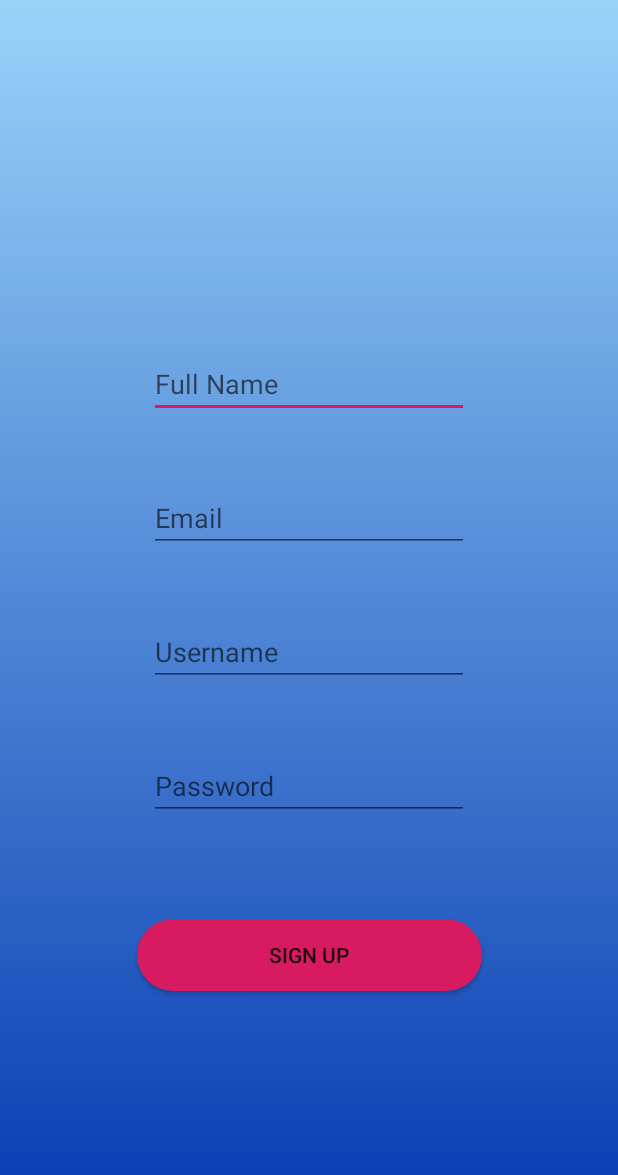
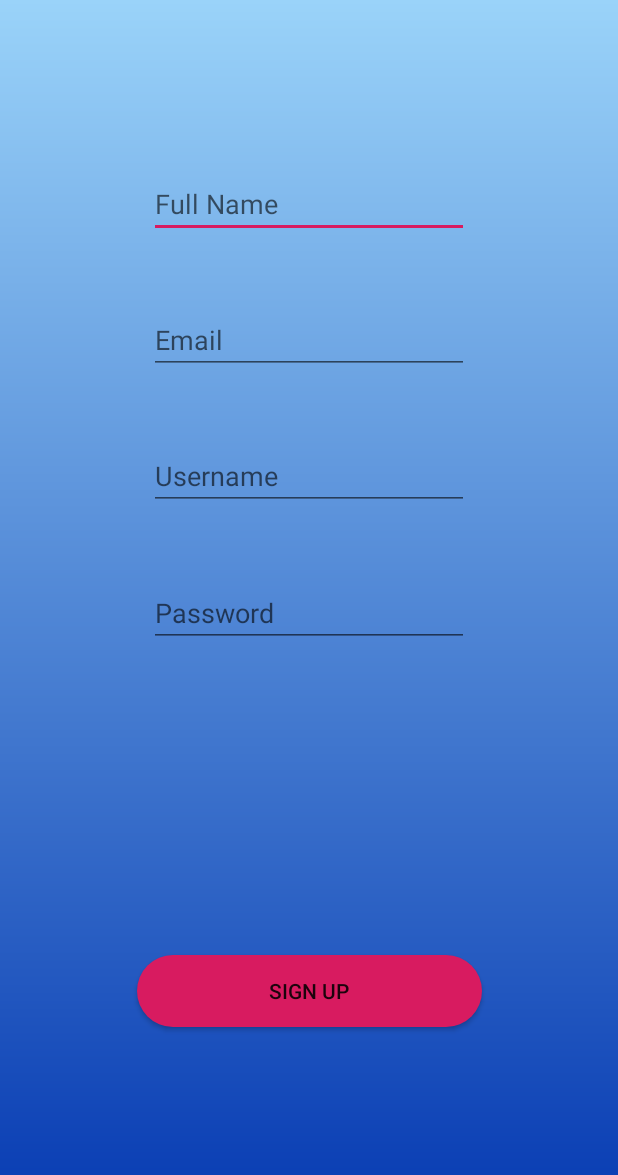
Before and after one commit to collegeconnect/CollegeConnect, an Android app: the SignUp screen opened directly, with no data from a screen before it, on a phone screen of 412 x 824 dp. Shown: the top 1175 px of the screen. Run offline under Robolectric (Android 15) with nearby library versions, the phone set to English and light mode, and no system bars; our stand-ins replace Firebase (no records; nobody signed in at launch, a user with empty details on screens opened directly).

Commit message:
Sign Up activity xml update

```diff
--- a/app/src/main/res/layout/activity_sign_up.xml
+++ b/app/src/main/res/layout/activity_sign_up.xml
@@ -11,44 +11,46 @@
         android:id="@+id/editText3"
         android:layout_width="wrap_content"
         android:layout_height="wrap_content"
-        android:layout_marginBottom="44dp"
         android:ems="10"
         android:hint="Full Name"
         android:inputType="textPersonName"
-        app:layout_constraintBottom_toTopOf="@+id/editText4"
+        app:layout_constraintBottom_toTopOf="@+id/guideline11"
         app:layout_constraintEnd_toStartOf="@+id/guideline5"
-        app:layout_constraintStart_toStartOf="@+id/guideline5" />
+        app:layout_constraintStart_toStartOf="@+id/guideline5"
+        app:layout_constraintTop_toTopOf="@+id/guideline10" />
 
     <EditText
         android:id="@+id/editText4"
         android:layout_width="wrap_content"
         android:layout_height="wrap_content"
-        android:layout_marginBottom="44dp"
         android:ems="10"
         android:hint="Email"
         android:inputType="textWebEmailAddress"
-        app:layout_constraintBottom_toTopOf="@+id/guideline6"
+        app:layout_constraintBottom_toTopOf="@+id/guideline7"
         app:layout_constraintEnd_toStartOf="@+id/guideline5"
-        app:layout_constraintStart_toStartOf="@+id/guideline5" />
+        app:layout_constraintHorizontal_bias="1.0"
+        app:layout_constraintStart_toStartOf="@+id/guideline5"
+        app:layout_constraintTop_toTopOf="@+id/guideline11" />
 
     <EditText
         android:id="@+id/editText5"
         android:layout_width="wrap_content"
         android:layout_height="wrap_content"
-        android:layout_marginTop="44dp"
         android:ems="10"
         android:hint="@string/password"
         android:inputType="textPersonName"
+        app:layout_constraintBottom_toTopOf="@+id/guideline12"
         app:layout_constraintEnd_toStartOf="@+id/guideline5"
+        app:layout_constraintHorizontal_bias="0.537"
         app:layout_constraintStart_toStartOf="@+id/guideline5"
-        app:layout_constraintTop_toBottomOf="@+id/editText6" />
+        app:layout_constraintTop_toTopOf="@+id/guideline6" />
 
     <androidx.constraintlayout.widget.Guideline
         android:id="@+id/guideline6"
         android:layout_width="wrap_content"
         android:layout_height="wrap_content"
         android:orientation="horizontal"
-        app:layout_constraintGuide_percent="0.5" />
+        app:layout_constraintGuide_percent="0.44" />
 
     <Button
         android:id="@+id/button3"
@@ -57,6 +59,7 @@
         android:layout_marginTop="66dp"
         android:background="@drawable/button_layout"
         android:text="@string/sign_up"
+        app:layout_constraintBottom_toBottomOf="parent"
         app:layout_constraintEnd_toStartOf="@+id/guideline5"
         app:layout_constraintStart_toStartOf="@+id/guideline5"
         app:layout_constraintTop_toBottomOf="@+id/editText5" />
@@ -68,9 +71,10 @@
         android:ems="10"
         android:hint="@string/username"
         android:inputType="textPersonName"
+        app:layout_constraintBottom_toTopOf="@+id/guideline6"
         app:layout_constraintEnd_toStartOf="@+id/guideline5"
         app:layout_constraintStart_toStartOf="@+id/guideline5"
-        app:layout_constraintTop_toTopOf="@+id/guideline6" />
+        app:layout_constraintTop_toTopOf="@+id/guideline7" />
 
     <androidx.constraintlayout.widget.Guideline
         android:id="@+id/guideline5"
@@ -79,4 +83,32 @@
         android:orientation="vertical"
         app:layout_constraintGuide_percent="0.5" />
 
+    <androidx.constraintlayout.widget.Guideline
+        android:id="@+id/guideline7"
+        android:layout_width="wrap_content"
+        android:layout_height="wrap_content"
+        android:orientation="horizontal"
+        app:layout_constraintGuide_percent="0.33" />
+
+    <androidx.constraintlayout.widget.Guideline
+        android:id="@+id/guideline10"
+        android:layout_width="wrap_content"
+        android:layout_height="wrap_content"
+        android:orientation="horizontal"
+        app:layout_constraintGuide_percent="0.11" />
+
+    <androidx.constraintlayout.widget.Guideline
+        android:id="@+id/guideline11"
+        android:layout_width="wrap_content"
+        android:layout_height="wrap_content"
+        android:orientation="horizontal"
+        app:layout_constraintGuide_percent="0.22" />
+
+    <androidx.constraintlayout.widget.Guideline
+        android:id="@+id/guideline12"
+        android:layout_width="wrap_content"
+        android:layout_height="wrap_content"
+        android:orientation="horizontal"
+        app:layout_constraintGuide_percent="0.5512996" />
+
 </androidx.constraintlayout.widget.ConstraintLayout>
```
